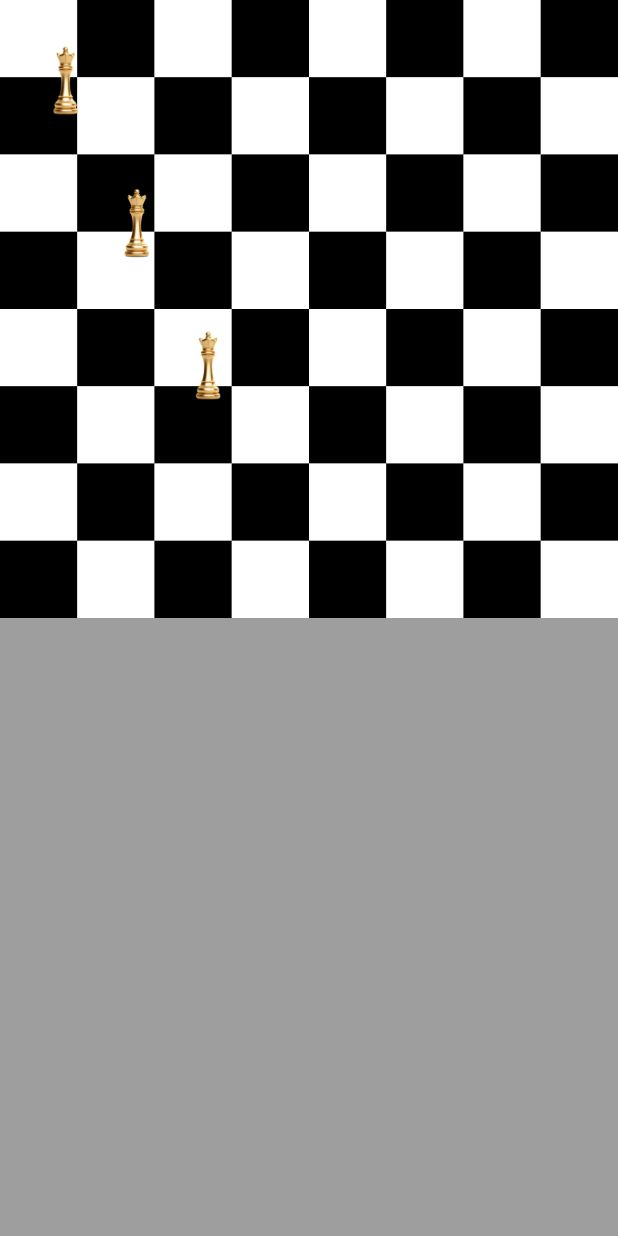
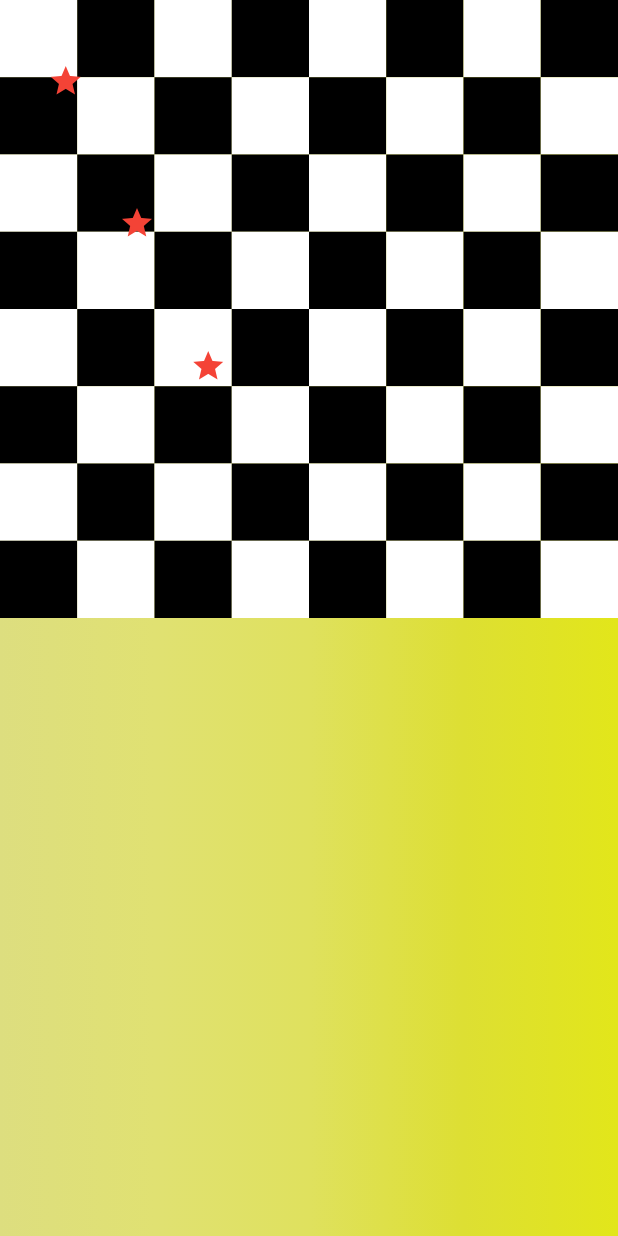
Before and after one commit to parth-n/N-Queens_flutter, a Flutter app: the screen it shows after launch, after a tap on "Start Visualization", on a phone screen of 412 x 824 dp. Run offline on Flutter 3.47's test engine with Material 3 defaults, Android fonts, the light colour scheme and no system bars.

Commit message:
logic and animation completed,

```diff
--- a/lib/widget/chessboard.dart
+++ b/lib/widget/chessboard.dart
@@ -12,7 +12,14 @@ class ChessBoard extends StatelessWidget {
         MediaQuery.of(context).size.width - 32; // Assuming square board
 
     return Container(
-      decoration: const BoxDecoration(color: Colors.grey),
+      decoration: const BoxDecoration(
+          gradient: LinearGradient(colors: [
+        Color.fromARGB(255, 221, 222, 127),
+        Color.fromARGB(255, 224, 225, 114),
+        Color.fromARGB(255, 223, 225, 94),
+        Color.fromARGB(255, 221, 223, 51),
+        Color.fromARGB(255, 226, 230, 26),
+      ])),
       child: SizedBox(
         width: boardSize,
         height: boardSize,
@@ -52,15 +59,19 @@ class ChessBoard extends StatelessWidget {
         top: row * cellSize + 30,
         left: col * cellSize + 20,
         child: SizedBox(
-          width: cellSize,
-          height: cellSize,
-          child: Center(
-            child: Image.asset(
-              'assets/images/queen.png',
-              fit: BoxFit.contain,
+            width: cellSize,
+            height: cellSize,
+            child: const Icon(
+              Icons.star,
+              color: Colors.red,
+            )
+            // Center(
+            //   child: Image.asset(
+            //     'assets/images/queen.png',
+            //     fit: BoxFit.contain,
+            //   ),
+            // ), // Add a chess queen image
             ),
-          ), // Add a chess queen image
-        ),
       );
     }).toList();
   }
```
